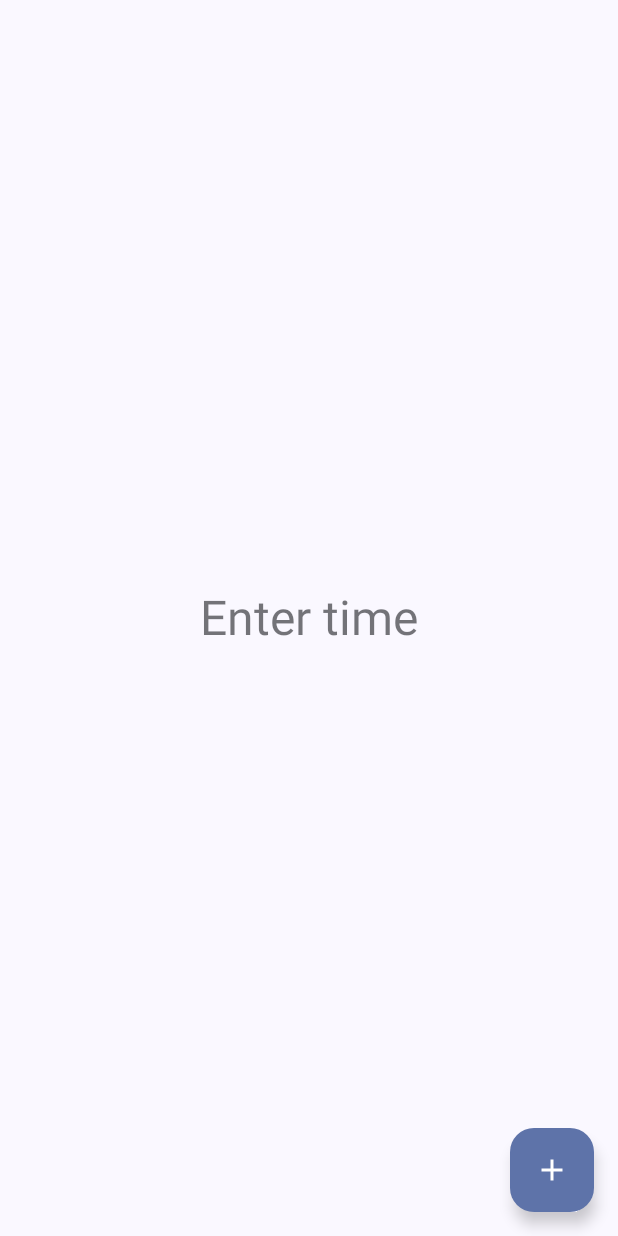
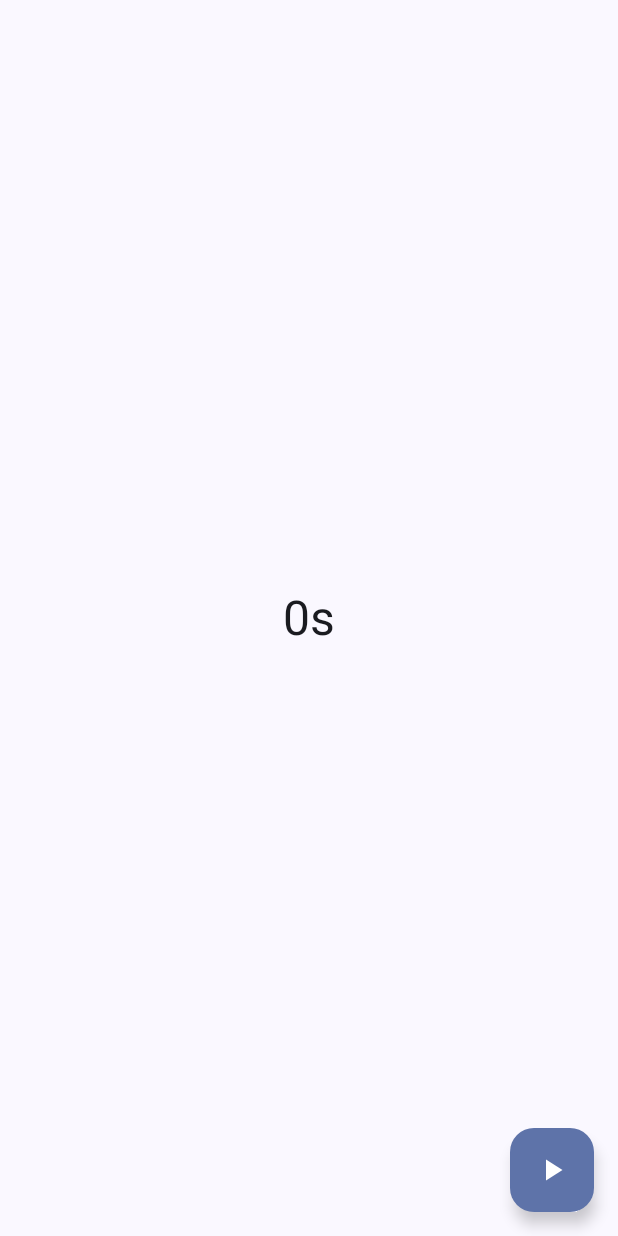
Before and after one commit to qb20nh/TimerApp, an Android app built with Jetpack Compose: the MainActivity screen opened directly, with no data from a screen before it, on a phone screen of 412 x 824 dp. Run offline under Robolectric (Android 15) with nearby library versions, the phone set to English and light mode, and no system bars.

Commit message:
feat: basic timer functionality

```diff
--- a/app/src/main/java/dev/shrk/timerapp/MainActivity.kt
+++ b/app/src/main/java/dev/shrk/timerapp/MainActivity.kt
@@ -2,8 +2,11 @@
 
 package dev.shrk.timerapp
 
+import android.content.Context
 import android.content.Intent
+import android.media.RingtoneManager
 import android.os.Bundle
+import android.os.CountDownTimer
 import android.util.Log
 import androidx.activity.ComponentActivity
 import androidx.activity.compose.setContent
@@ -13,7 +16,7 @@ import androidx.compose.foundation.layout.padding
 import androidx.compose.foundation.text.KeyboardActions
 import androidx.compose.foundation.text.KeyboardOptions
 import androidx.compose.material.icons.Icons
-import androidx.compose.material.icons.filled.Add
+import androidx.compose.material.icons.filled.PlayArrow
 import androidx.compose.material3.ExperimentalMaterial3Api
 import androidx.compose.material3.FloatingActionButton
 import androidx.compose.material3.Icon
@@ -26,6 +29,7 @@ import androidx.compose.runtime.CompositionLocalProvider
 import androidx.compose.runtime.LaunchedEffect
 import androidx.compose.runtime.getValue
 import androidx.compose.runtime.mutableIntStateOf
+import androidx.compose.runtime.mutableLongStateOf
 import androidx.compose.runtime.mutableStateOf
 import androidx.compose.runtime.remember
 import androidx.compose.runtime.setValue
@@ -34,6 +38,8 @@ import androidx.compose.ui.Modifier
 import androidx.compose.ui.draw.alpha
 import androidx.compose.ui.focus.FocusRequester
 import androidx.compose.ui.focus.focusRequester
+import androidx.compose.ui.focus.onFocusChanged
+import androidx.compose.ui.res.painterResource
 import androidx.compose.ui.text.TextStyle
 import androidx.compose.ui.text.input.ImeAction
 import androidx.compose.ui.text.input.KeyboardType
@@ -41,6 +47,7 @@ import androidx.compose.ui.unit.sp
 import androidx.core.content.ContextCompat
 import dev.shrk.timerapp.service.ScreenStateListenerService
 import dev.shrk.timerapp.ui.theme.TimerAppTheme
+import java.time.Instant
 
 class MainActivity : ComponentActivity() {
 
@@ -48,7 +55,7 @@ class MainActivity : ComponentActivity() {
         super.onCreate(savedInstanceState)
         setContent {
             TimerAppTheme {
-                TimerUI()
+                TimerUI(this)
             }
         }
         if (isFirstLaunch()) {
@@ -76,22 +83,73 @@ class MainActivity : ComponentActivity() {
 
 
 @Composable
-fun TimerUI() {
-    var timeText by remember { mutableStateOf("") }
-    var parsedTime by remember { mutableStateOf("") }
+fun TimerUI(context: Context) {
+    var userInputText by remember { mutableStateOf("") }
+    var displayText by remember { mutableStateOf("") }
     var secondsTotal by remember { mutableIntStateOf(0) }
+    var remainingTime by remember { mutableLongStateOf(0) }
     val focusRequester = remember { FocusRequester() }
+    val ringtone = remember {
+        val ringtoneUri = RingtoneManager.getDefaultUri(RingtoneManager.TYPE_ALARM)
+        RingtoneManager.getRingtone(context, ringtoneUri)
+    }
 
-    var disabled by remember { mutableStateOf(false) }
+    var isTimerGoing by remember { mutableStateOf(false) }
+    var timer: CountDownTimer? by remember { mutableStateOf(null) }
+    var startTime by remember { mutableStateOf<Instant?>(null) }
+    var pauseTime by remember { mutableStateOf<Instant?>(null) }
 
     LaunchedEffect(Unit) {
         focusRequester.requestFocus()
     }
 
+    fun cancelTimer() {
+        timer?.cancel() // Cancel the current timer if it's running
+        timer = null // Set the timer to null after cancelling
+    }
+
+    fun startOrResumeTimer() {
+        cancelTimer() // Ensure any running timer is cancelled before starting a new one
+        startTime = Instant.now() // Record the start time
+        timer = object : CountDownTimer(remainingTime, 1000) {
+            override fun onTick(millisUntilFinished: Long) {
+                val leftSeconds = (millisUntilFinished / 1000).toInt()
+                displayText = secondsToTimerText(leftSeconds)
+            }
+
+            override fun onFinish() {
+                displayText = "Time's up!"
+                ringtone.play()
+                isTimerGoing = false
+            }
+        }.start()
+        isTimerGoing = true
+    }
+
+    fun pauseTimer() {
+        cancelTimer() // Cancel the timer
+        pauseTime = Instant.now() // Record the pause time
+        if (startTime != null) {
+            val elapsed = pauseTime!!.toEpochMilli() - startTime!!.toEpochMilli()
+            remainingTime -= elapsed // Subtract the elapsed time from the remaining time
+        }
+        isTimerGoing = false
+    }
+
     Scaffold(
         floatingActionButton = {
-            FloatingActionButton(onClick = { /* Handle FAB click here */ }) {
-                Icon(Icons.Filled.Add, contentDescription = "Add")
+            FloatingActionButton(onClick = {
+                if (isTimerGoing) {
+                    pauseTimer()
+                } else {
+                    startOrResumeTimer()
+                }
+            }) {
+                if (isTimerGoing) Icon(
+                    painter = painterResource(id = R.drawable.baseline_pause_24),
+                    contentDescription = "Pause the timer"
+                )
+                else Icon(Icons.Filled.PlayArrow, contentDescription = "Resume the timer")
             }
         }
     ) {
@@ -104,11 +162,11 @@ fun TimerUI() {
 
                 ) {
                 TextField(
-                    value = timeText,
+                    value = userInputText,
                     onValueChange = {
-                        timeText = it.filter { char -> char.isDigit() }.take(4).trimStart('0')
-                        secondsTotal = parseTime(timeText)
-                        parsedTime = when {
+                        userInputText = it.filter { char -> char.isDigit() }.take(4).trimStart('0')
+                        secondsTotal = parseTime(userInputText)
+                        displayText = when {
                             secondsTotal > 0 -> secondsToTimerText(secondsTotal)
                             else -> ""
                         }
@@ -118,20 +176,31 @@ fun TimerUI() {
                         imeAction = ImeAction.Go,
                     ),
                     keyboardActions = KeyboardActions(
-                        onDone = {
-                            disabled = true
-                            performAction(secondsTotal)
+                        onGo = {
+                            isTimerGoing = true
+                            focusRequester.freeFocus()
+                        if (secondsTotal > 0) {
+                            remainingTime = secondsTotal * 1000L
+                            startOrResumeTimer()
+                        }
                         }
                     ),
-                    enabled = !disabled,
+                    enabled = !isTimerGoing,
+                    readOnly = isTimerGoing,
                     modifier = Modifier
                         .focusRequester(focusRequester)
                         .fillMaxSize()
                         .alpha(0.0F)
+                        .onFocusChanged {
+                            if (it.isFocused) {
+                                ringtone.stop()
+                                displayText = secondsToTimerText(secondsTotal)
+                            }
+                        }
                 )
-                Text(parsedTime)
+                Text(displayText)
                 Text(
-                    when (parsedTime) {
+                    when (displayText) {
                         "" -> "Enter time"
                         else -> ""
                     },
@@ -143,10 +212,6 @@ fun TimerUI() {
         }
     }
 
-}
-
-fun performAction(secondsTotal: Int) {
-    // start the timer
 }
 
 fun parseTime(input: String): Int {
--- /dev/null
+++ b/app/src/main/res/drawable/baseline_pause_24.xml
@@ -0,0 +1,5 @@
+<vector xmlns:android="http://schemas.android.com/apk/res/android" android:height="24dp" android:tint="#000000" android:viewportHeight="24" android:viewportWidth="24" android:width="24dp">
+
+    <path android:fillColor="@android:color/white" android:pathData="M6,19h4L10,5L6,5v14zM14,5v14h4L18,5h-4z"/>
+
+</vector>
```
Also changed, not shown: app/build.gradle.kts (+7 -7 lines).
